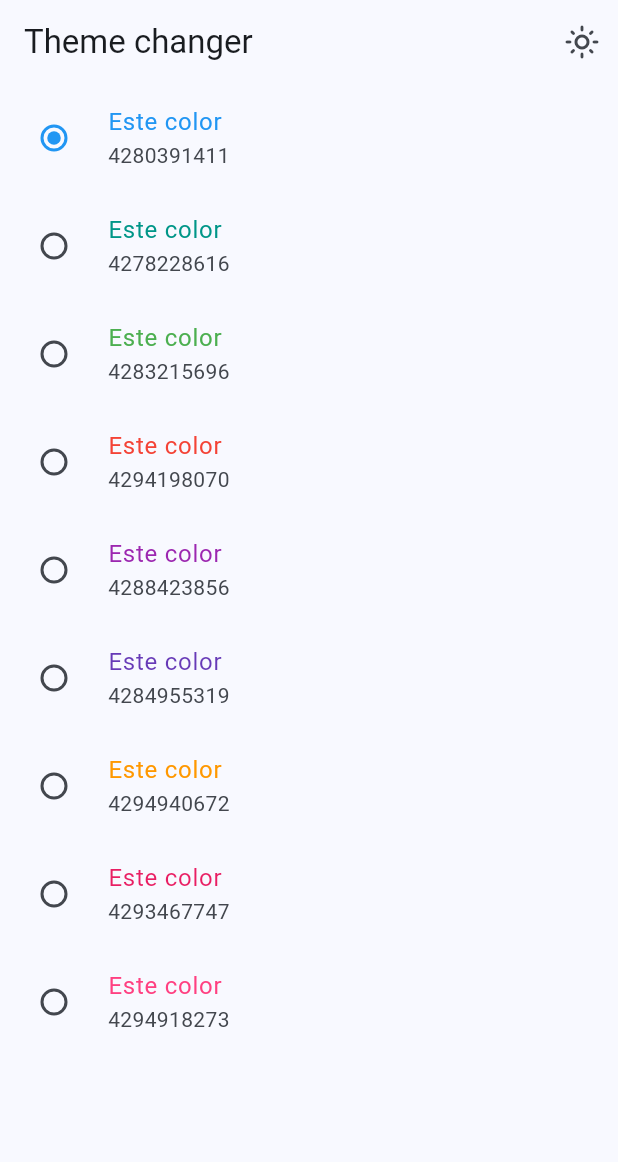
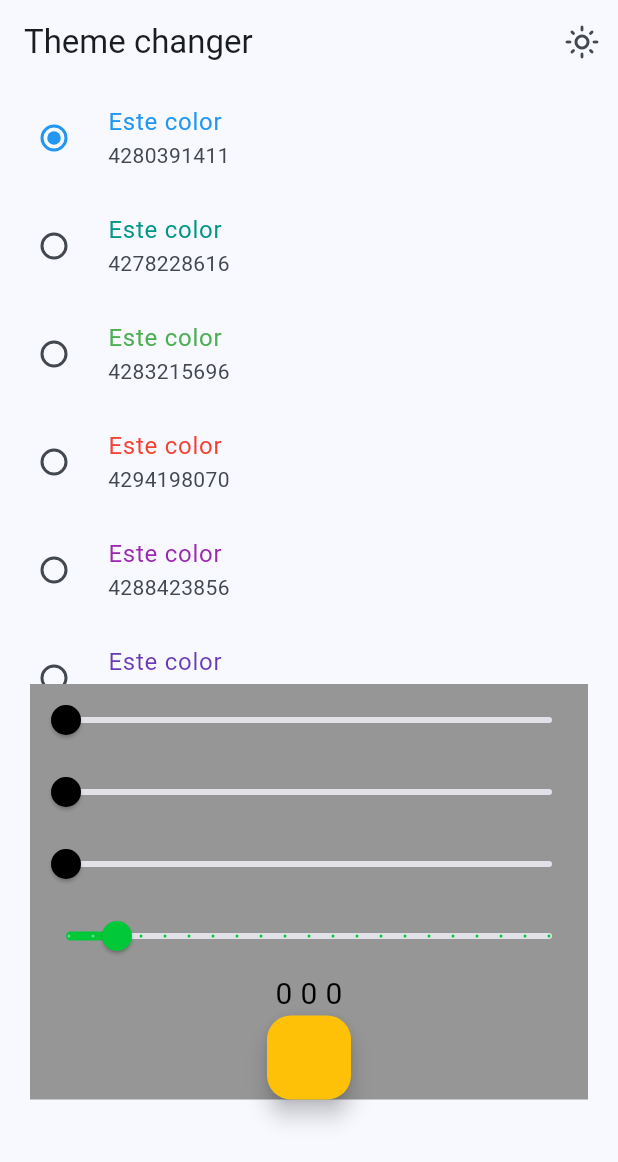
Before and after one commit to Edwin3002/flutter, a Flutter app: the ThemeChangerScreen screen opened by its route, on a phone screen of 412 x 824 dp. Shown: the top 1162 px of the screen. Run offline on Flutter 3.47's test engine with Material 2 defaults, Android fonts, the phone set to English and light mode, and no system bars; our stand-ins replace animate_do, flutter_riverpod, go_router.

Commit message:
widgetsApp 3

```diff
--- a/widgets_app/lib/config/app_theme.dart
+++ b/widgets_app/lib/config/app_theme.dart
@@ -9,7 +9,7 @@ const colorList = <Color>[
   Colors.deepPurple,
   Colors.orange,
   Colors.pink,
-  Colors.pinkAccent,
+  Color.fromRGBO(55, 112, 123, 1),
 ];
 
 class AppTheme {
--- a/widgets_app/lib/providers/theme_provider.dart
+++ b/widgets_app/lib/providers/theme_provider.dart
@@ -1,7 +1,18 @@
+import 'package:flutter/material.dart';
 import 'package:flutter_riverpod/flutter_riverpod.dart';
 import 'package:widgets_app/config/app_theme.dart';
 
-final colorListProvider = Provider((ref) => colorList);
+final colorListProvider = StateProvider((ref) => <Color>[
+      Colors.blue,
+      Colors.teal,
+      Colors.green,
+      Colors.red,
+      Colors.purple,
+      Colors.deepPurple,
+      Colors.orange,
+      Colors.pink,
+      Color.fromRGBO(55, 112, 123, 1),
+    ]);
 
 final isDarkModeProvider = StateProvider((ref) => true);
 
--- a/widgets_app/lib/screens/home/home_screen.dart
+++ b/widgets_app/lib/screens/home/home_screen.dart
@@ -26,15 +26,13 @@ class HomeScreen extends ConsumerWidget {
     return Scaffold(
       key: homeKey,
       appBar: AppBar(
-        title: Row(
-          children: [
-            const Text("Home"),
-            IconButton(
-                onPressed: changeTheme,
-                icon: Icon(darkMode ? Icons.light_mode : Icons.dark_mode,
-                    color: Colors.yellow))
-          ],
-        ),
+        title: const Text("Home"),
+        actions: [
+          IconButton(
+              onPressed: changeTheme,
+              icon: Icon(darkMode ? Icons.light_mode : Icons.dark_mode,
+                  color: Colors.yellow))
+        ],
       ),
       drawer: Drawer(
         child: DrawerMain(homeKey: homeKey),
@@ -71,12 +69,13 @@ class _CustomListTile extends ConsumerWidget {
   @override
   Widget build(BuildContext context, WidgetRef ref) {
     final int counterInt = ref.watch(counterProvider);
+    final bool isDarkMode = ref.watch(isDarkModeProvider);
     final colors = Theme.of(context).colorScheme;
 
     return ListTile(
       leading: Icon(menuItem.icon, color: colors.primary),
       trailing: Icon(Icons.arrow_forward_ios_rounded, color: colors.primary),
-      title: Text("${menuItem.title} ${index == 8 ? "= $counterInt" : ""}"),
+      title: Text("${menuItem.title} ${index == 8 ? "= $counterInt" : ""} ${index == 9 ? !isDarkMode ? "-> dark" : "-> light" : ""}"),
       subtitle: Text(menuItem.subTitle),
       onTap: () {
         // Navigator.of(context).push(
--- a/widgets_app/lib/screens/theme_changer/theme_changer_screen.dart
+++ b/widgets_app/lib/screens/theme_changer/theme_changer_screen.dart
@@ -2,30 +2,27 @@ import 'package:flutter/material.dart';
 import 'package:flutter_riverpod/flutter_riverpod.dart';
 import 'package:widgets_app/providers/theme_provider.dart';
 
-
 class ThemeChangerScreen extends ConsumerWidget {
-
   static const name = 'theme_changer_screen';
 
   const ThemeChangerScreen({super.key});
 
   @override
   Widget build(BuildContext context, ref) {
-
-    final isDarkmode = ref.watch( themeNotifierProvider ).isDarkMode;
+    final isDarkmode = ref.watch(themeNotifierProvider).isDarkMode;
 
     return Scaffold(
       appBar: AppBar(
         title: const Text('Theme changer'),
         actions: [
           IconButton(
-            icon: Icon( isDarkmode ? Icons.dark_mode_outlined : Icons.light_mode_outlined ),
+              icon: Icon(isDarkmode
+                  ? Icons.dark_mode_outlined
+                  : Icons.light_mode_outlined),
               onPressed: () {
                 // ref.read(isDarkmodeProvider.notifier)
                 //   .update((state) => !state );
-              ref.read( themeNotifierProvider.notifier )
-                .toggleDarkMode();
-
+                ref.read(themeNotifierProvider.notifier).toggleDarkMode();
               })
         ],
       ),
@@ -36,31 +33,130 @@ class ThemeChangerScreen extends ConsumerWidget {
 
 class _ThemeChangerView extends ConsumerWidget {
   const _ThemeChangerView();
-
   @override
   Widget build(BuildContext context, ref) {
+    final List<Color> colors = ref.watch(colorListProvider);
+    final int selectedColor = ref.watch(themeNotifierProvider).selectedColor;
+    // Color colorInput =
 
-    final List<Color> colors = ref.watch( colorListProvider );
-    final int selectedColor = ref.watch( themeNotifierProvider ).selectedColor;
-    // final int selectedColor = ref.watch( selectedColorProvider );
-
-    return ListView.builder(
+    return Column(
+      children: [
+        SizedBox(
+          height: 400,
+          child: ListView.builder(
             itemCount: colors.length,
             itemBuilder: (context, index) {
               final Color color = colors[index];
-
               return RadioListTile(
-          title: Text('Este color', style:  TextStyle( color: color )),
-          subtitle: Text('${ color.value }'),
+                title: Text('Este color', style: TextStyle(color: color)),
+                subtitle: Text('${color.value}'),
                 activeColor: color,
                 value: index,
                 groupValue: selectedColor,
                 onChanged: (value) {
-            ref.watch( themeNotifierProvider.notifier )
+                  ref
+                      .watch(themeNotifierProvider.notifier)
                       .changeColorIndex(index);
                 },
               );
             },
+          ),
+        ),
+        _SliderThemeChange()
+      ],
     );
   }
 }
+
+class _SliderThemeChange extends StatefulWidget {
+  const _SliderThemeChange();
+
+  @override
+  State<_SliderThemeChange> createState() => _SliderStateThemeChange();
+}
+
+class _SliderStateThemeChange extends State<_SliderThemeChange> {
+  int colorRSlider = 0;
+  int colorGSlider = 0;
+  int colorBSlider = 0;
+  int opacitySlider = 1;
+  Color colorBg = Color.fromRGBO(150, 150, 150, 100);
+  // Color colorBg = Color.fromRGBO(colorRSlider,  colorRSlider, colorRSlider, opacitySlider.toDouble());
+
+  void changeColorBg() => setState(() {
+        colorBg = Color.fromRGBO(
+            colorRSlider, colorRSlider, colorRSlider, opacitySlider.toDouble());
+      });
+  @override
+  Widget build(BuildContext context) {
+    // final Color color = colors[index];
+
+    return Padding(
+      padding: const EdgeInsets.symmetric(horizontal: 20),
+      child: Container(
+        color: colorBg,
+        child: Column(
+          children: [
+            Slider(
+                min: 0,
+                max: 255,
+                activeColor:
+                    Color.fromRGBO(colorRSlider, colorGSlider, colorBSlider, 1),
+                label: "$colorRSlider",
+                value: colorRSlider.toDouble(),
+                onChanged: (value) => setState(() {
+                      colorRSlider = value.toInt();
+                    })),
+            Slider(
+                min: 0,
+                max: 255,
+                activeColor:
+                    Color.fromRGBO(colorGSlider, colorGSlider, colorBSlider, 1),
+                label: "$colorGSlider",
+                value: colorGSlider.toDouble(),
+                onChanged: (value) => setState(() {
+                      colorGSlider = value.toInt();
+                    })),
+            Slider(
+                min: 0,
+                max: 255,
+                activeColor:
+                    Color.fromRGBO(colorBSlider, colorGSlider, colorBSlider, 1),
+                label: "$colorBSlider",
+                value: colorBSlider.toDouble(),
+                onChanged: (value) {
+                  colorBSlider = value.toInt();
+                  setState(() {});
+                }),
+            Slider(
+                min: 0,
+                max: 10,
+                divisions: 20,
+                activeColor: Color.fromRGBO(
+                    colorRSlider, 200, 56, opacitySlider.toDouble()),
+                label: "$opacitySlider",
+                value: opacitySlider.toDouble(),
+                onChanged: (value) {
+                  opacitySlider = value.toInt();
+                  setState(() {});
+                }),
+            Text(
+              "$colorRSlider $colorGSlider $colorBSlider",
+              style: TextStyle(
+                  color: Color.fromRGBO(
+                      colorRSlider, colorRSlider, colorRSlider, 1),
+
+                  // color: Color.fromRGBO(229, 166, 207, 1),
+                  fontSize: 20),
+            ),
+            FloatingActionButton(
+                onPressed: changeColorBg, backgroundColor: Colors.amber
+
+                // backgroundColor: Color.fromRGBO(colorRSlider,  colorRSlider, colorRSlider, opacitySlider.toDouble())
+                )
+          ],
+        ),
+      ),
+    );
+  }
+}
```
Lines whose indentation alone changed are shown as unchanged.
